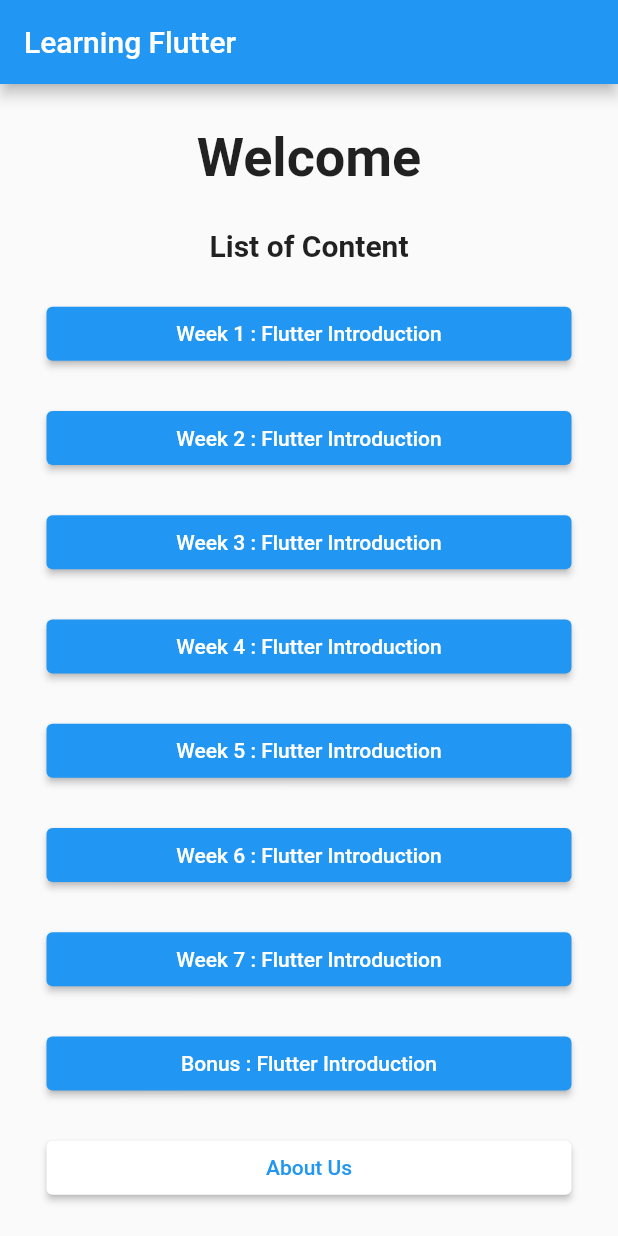
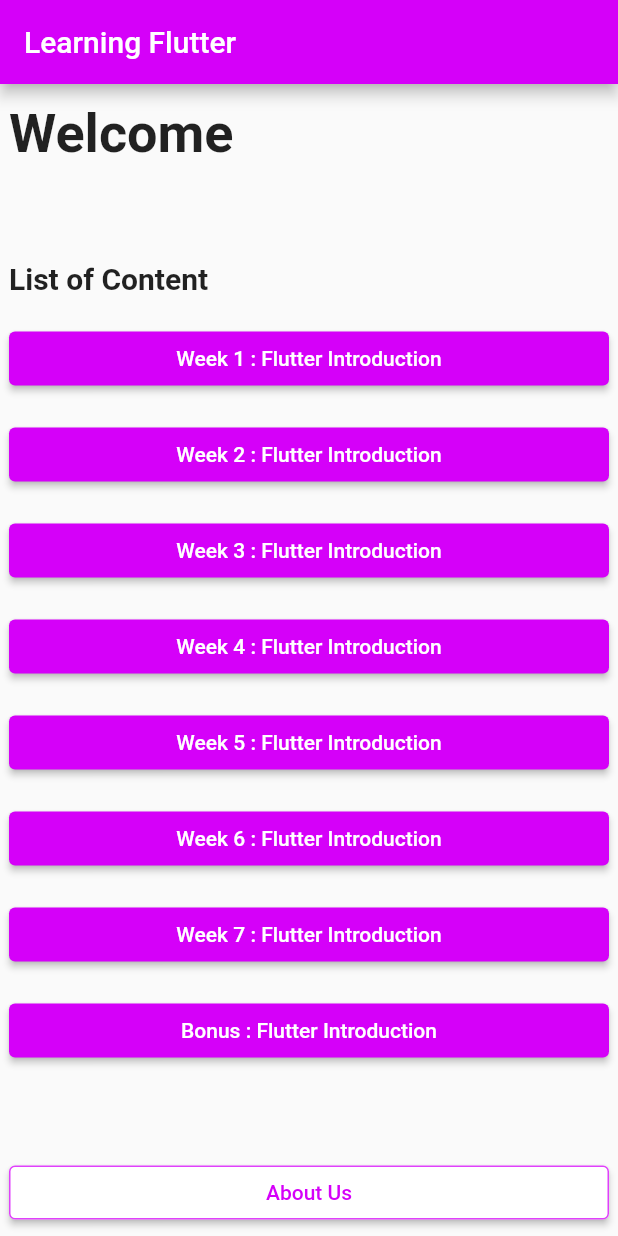
Before and after one commit to Three-Musketeers-IF-C-Sore/learningflutter_threemusketeers_ifcsore, a Flutter app: the screen it shows after launch, on a phone screen of 412 x 824 dp. Run offline on Flutter 3.47's test engine with Material 2 defaults, Android fonts, the phone set to English and light mode, and no system bars; Roboto replaces fonts that are missing (Plus Jakarta Sans).

Commit message:
Update main.dart

```diff
--- a/lib/main.dart
+++ b/lib/main.dart
@@ -37,85 +37,127 @@ class _MyHomePageState extends State<MyHomePage> {
     return Scaffold(
       appBar: AppBar(
         title: Text(widget.title),
+        backgroundColor: Colors.purpleAccent.shade400,
       ),
       body: Center(
+          child: SingleChildScrollView(
         child: Column(
           mainAxisAlignment: MainAxisAlignment.spaceEvenly,
           children: [
-            const Text(
+            const SizedBox(
+              width: 400,
+              child: Align(
+                alignment: Alignment.centerLeft,
+                child: Text(
                   "Welcome",
                   textAlign: TextAlign.left,
                   style: $heading1Bold,
                   selectionColor: $primary500,
                 ),
-            const Text(
+              ),
+            ),
+            const Padding(padding: EdgeInsets.all(30)),
+            const SizedBox(
+              width: 400,
+              child: Align(
+                alignment: Alignment.centerLeft,
+                child: Text(
                   "List of Content",
                   textAlign: TextAlign.left,
                   style: $heading6Bold,
                   selectionColor: $primary500,
                 ),
+              ),
+            ),
+            const Padding(padding: EdgeInsets.all(8)),
             ElevatedButton(
                 onPressed: () {
                   Route route = MaterialPageRoute(
                       builder: (context) => const FlutterIntro());
                   Navigator.push(context, route);
                 },
-                style: ElevatedButton.styleFrom(fixedSize: const Size(350, 35)),
+                style: ElevatedButton.styleFrom(
+                    fixedSize: const Size(400, 35),
+                    backgroundColor: Colors.purpleAccent.shade400),
                 child: const Text('Week 1 : Flutter Introduction')),
-            ElevatedButton(
-                onPressed: () {
-                  //
-                },
-                style: ElevatedButton.styleFrom(fixedSize: const Size(350, 35)),
-                child: const Text('Week 2 : Flutter Introduction')),
-            ElevatedButton(
-                onPressed: () {
-                  //
-                },
-                style: ElevatedButton.styleFrom(fixedSize: const Size(350, 35)),
-                child: const Text('Week 3 : Flutter Introduction')),
-            ElevatedButton(
-                onPressed: () {
-                  //
-                },
-                style: ElevatedButton.styleFrom(fixedSize: const Size(350, 35)),
-                child: const Text('Week 4 : Flutter Introduction')),
-            ElevatedButton(
-                onPressed: () {
-                  //
-                },
-                style: ElevatedButton.styleFrom(fixedSize: const Size(350, 35)),
-                child: const Text('Week 5 : Flutter Introduction')),
-            ElevatedButton(
-                onPressed: () {
-                  //
-                },
-                style: ElevatedButton.styleFrom(fixedSize: const Size(350, 35)),
-                child: const Text('Week 6 : Flutter Introduction')),
-            ElevatedButton(
-                onPressed: () {
-                  //
-                },
-                style: ElevatedButton.styleFrom(fixedSize: const Size(350, 35)),
-                child: const Text('Week 7 : Flutter Introduction')),
-            ElevatedButton(
-                onPressed: () {
-                  //
-                },
-                style: ElevatedButton.styleFrom(fixedSize: const Size(350, 35)),
-                child: const Text('Bonus : Flutter Introduction')),
+            const Padding(padding: EdgeInsets.all(8)),
             ElevatedButton(
                 onPressed: () {
                   //
                 },
                 style: ElevatedButton.styleFrom(
-                    fixedSize: const Size(350, 35),
+                    fixedSize: const Size(400, 35),
+                    backgroundColor: Colors.purpleAccent.shade400),
+                child: const Text('Week 2 : Flutter Introduction')),
+            const Padding(padding: EdgeInsets.all(8)),
+            ElevatedButton(
+                onPressed: () {
+                  //
+                },
+                style: ElevatedButton.styleFrom(
+                    fixedSize: const Size(400, 35),
+                    backgroundColor: Colors.purpleAccent.shade400),
+                child: const Text('Week 3 : Flutter Introduction')),
+            const Padding(padding: EdgeInsets.all(8)),
+            ElevatedButton(
+                onPressed: () {
+                  //
+                },
+                style: ElevatedButton.styleFrom(
+                    fixedSize: const Size(400, 35),
+                    backgroundColor: Colors.purpleAccent.shade400),
+                child: const Text('Week 4 : Flutter Introduction')),
+            const Padding(padding: EdgeInsets.all(8)),
+            ElevatedButton(
+                onPressed: () {
+                  //
+                },
+                style: ElevatedButton.styleFrom(
+                    fixedSize: const Size(400, 35),
+                    backgroundColor: Colors.purpleAccent.shade400),
+                child: const Text('Week 5 : Flutter Introduction')),
+            const Padding(padding: EdgeInsets.all(8)),
+            ElevatedButton(
+                onPressed: () {
+                  //
+                },
+                style: ElevatedButton.styleFrom(
+                    fixedSize: const Size(400, 35),
+                    backgroundColor: Colors.purpleAccent.shade400),
+                child: const Text('Week 6 : Flutter Introduction')),
+            const Padding(padding: EdgeInsets.all(8)),
+            ElevatedButton(
+                onPressed: () {
+                  //
+                },
+                style: ElevatedButton.styleFrom(
+                    fixedSize: const Size(400, 35),
+                    backgroundColor: Colors.purpleAccent.shade400),
+                child: const Text('Week 7 : Flutter Introduction')),
+            const Padding(padding: EdgeInsets.all(8)),
+            ElevatedButton(
+                onPressed: () {
+                  //
+                },
+                style: ElevatedButton.styleFrom(
+                    fixedSize: const Size(400, 35),
+                    backgroundColor: Colors.purpleAccent.shade400),
+                child: const Text('Bonus : Flutter Introduction')),
+            const Padding(padding: EdgeInsets.all(30)),
+            ElevatedButton(
+                onPressed: () {
+                  //
+                },
+                style: ElevatedButton.styleFrom(
+                    fixedSize: const Size(400, 35),
                     backgroundColor: Colors.white,
-                    foregroundColor: Colors.blue),
+                    foregroundColor: Colors.purpleAccent.shade400,
+                    side:
+                        const BorderSide(width: 1, color: Colors.purpleAccent)),
                 child: const Text('About Us')),
           ],
         ),
-      ),
+      )),
     );
   }
 }
```
Lines whose indentation alone changed are shown as unchanged.
